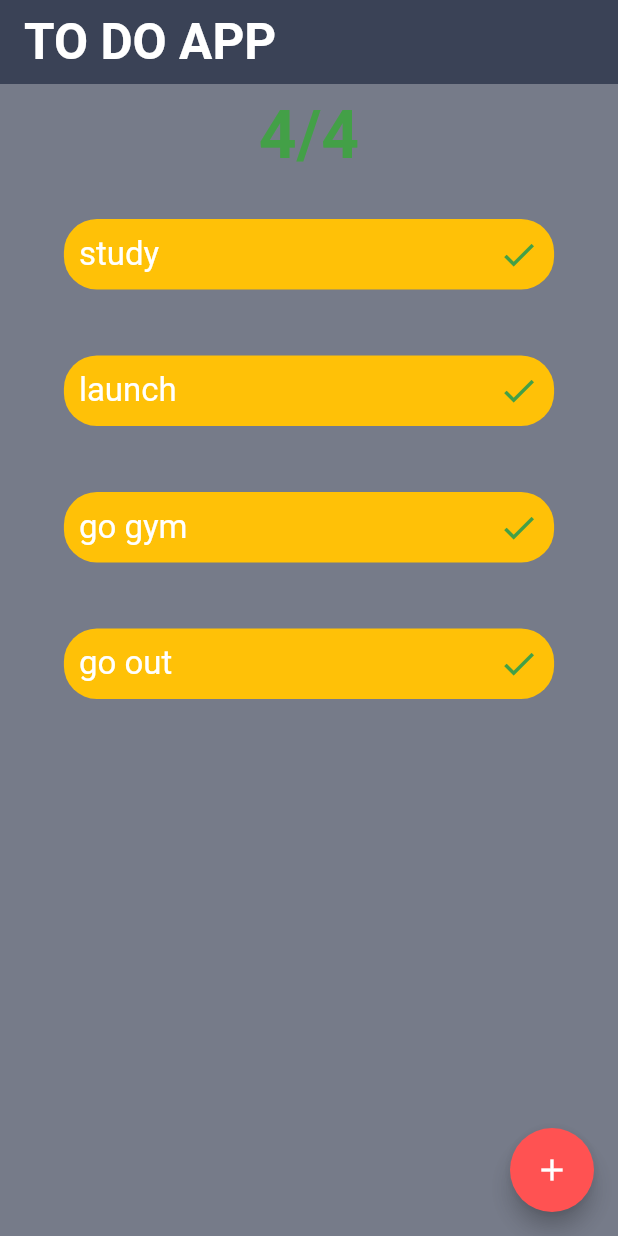
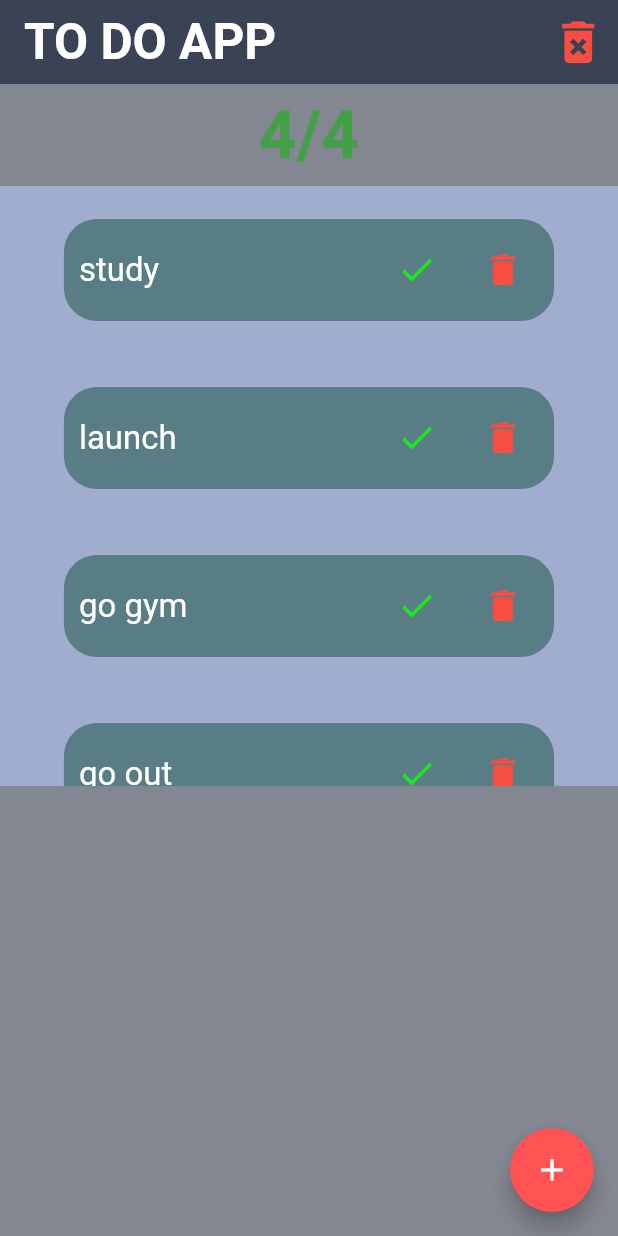
Before and after one commit to mohamedkhaled3/ToDoList_App, a Flutter app: the screen it shows after launch, on a phone screen of 412 x 824 dp. Run offline on Flutter 3.47's test engine with Material 2 defaults, Android fonts, the phone set to English and light mode, and no system bars.

Commit message:
Delete Task On Click

```diff
--- a/lib/main.dart
+++ b/lib/main.dart
@@ -27,11 +27,11 @@ class Handle extends StatefulWidget {
 
 class Task {
   String title;
-  bool stutus;
+  bool status;
 
   Task({
     required this.title,
-    required this.stutus,
+    required this.status,
   });
 }
 
@@ -40,16 +40,33 @@ class _HandleState extends State<Handle> {
   final myControler = TextEditingController();
 
   List all_tasks = [
-    Task(title: "study", stutus: true),
-    Task(title: "launch", stutus: true),
-    Task(title: "go gym", stutus: true),
-    Task(title: "go out", stutus: true),
+    Task(title: "study", status: true),
+    Task(title: "launch", status: true),
+    Task(title: "go gym", status: true),
+    Task(title: "go out", status: true),
   ];
+  deleteAll() {
+    setState(() {
+      all_tasks.removeRange(0, all_tasks.length);
+    });
+  }
+
+  delete(int index) {
+    setState(() {
+      all_tasks.remove(all_tasks[index]);
+    });
+  }
+
+  changeState(int index) {
+    setState(() {
+      all_tasks[index].status = !all_tasks[index].status;
+    });
+  }
 
   void addNewTask() {
     setState(() {
       all_tasks.add(
-        Task(title: myControler.text, stutus: false),
+        Task(title: myControler.text, status: false),
       );
     });
   }
@@ -58,18 +75,19 @@ class _HandleState extends State<Handle> {
     int completeTasks = 0;
 
     all_tasks.forEach((item) {
-      if (item.stutus) {
+      if (item.status) {
         completeTasks++;
       }
     });
 
     return completeTasks;
   }
+
   ///////////////////////////////////////////////flutter
   @override
   Widget build(BuildContext context) {
     return Scaffold(
-      backgroundColor: Color.fromRGBO(58, 66, 86, 0.7),
+      backgroundColor: Color.fromARGB(174, 73, 79, 94),
       floatingActionButton: FloatingActionButton(
         onPressed: () {
           showDialog(
@@ -118,6 +136,16 @@ class _HandleState extends State<Handle> {
         backgroundColor: Colors.redAccent,
       ),
       appBar: AppBar(
+        actions: [
+          IconButton(
+            onPressed: () {
+              deleteAll();
+            },
+            icon: Icon(Icons.delete_forever),
+            iconSize: 37,
+            color: Color.fromARGB(255, 248, 78, 66),
+          )
+        ],
         elevation: 0, // shadow
         backgroundColor: Color.fromRGBO(58, 66, 86, 1),
         title: Text(
@@ -131,15 +159,26 @@ class _HandleState extends State<Handle> {
         child: Column(
           children: [
             ToDoCounter(
-                calculateCompleteTasksFunction: calculateCompleteTasks(),
-                all_tasks_length: all_tasks.length,
-                ),
+              calculateCompleteTasksFunction: calculateCompleteTasks(),
+              all_tasks_length: all_tasks.length,
+            ),
             // text is var.
-            ...all_tasks.map((item) => ToDoCard(
-                  text: item.title,
-                  doOrNot: item.stutus,
-                  // all_tasks_length : all_tasks.length ,
-                ))
+            Container(
+              height: 400,
+              color: Color.fromARGB(175, 174, 191, 236),
+              child: ListView.builder(
+                  itemCount: all_tasks.length,
+                  itemBuilder: (BuildContext context, int index) {
+                    return ToDoCard(
+                      text: all_tasks[index].title,
+                      doOrNot: all_tasks[index].status,
+                      changeState: changeState,
+                      index: index,
+                      delete: delete,
+                      // all_tasks_length : all_tasks.length ,
+                    );
+                  }),
+            )
           ],
         ),
       ),
@@ -150,6 +189,6 @@ class _HandleState extends State<Handle> {
             // old
             // ...all_tasks.map((item) => ToDoCard(
             //       text: item.title,
-            //       doOrNot: item.stutus,
+            //       doOrNot: item.status,
             //       // all_tasks_length : all_tasks.length ,
             //     )
--- a/lib/widgets/toDoCard.dart
+++ b/lib/widgets/toDoCard.dart
@@ -3,20 +3,31 @@ import 'package:flutter/material.dart';
 class ToDoCard extends StatelessWidget {
   String text;
   bool doOrNot;
+  Function changeState;
+  int index;
+  Function delete;
+
 
   ToDoCard({
     required this.text,
     required this.doOrNot,
+    required this.changeState,
+    required this.index,
+    required this.delete,
   });
 
   @override
   Widget build(BuildContext context) {
-    return  FractionallySizedBox(
+    return GestureDetector(
+      onTap: () {
+        changeState(index);
+      },
+      child: FractionallySizedBox(
         widthFactor: 0.9,
         child: Container(
             decoration: BoxDecoration(
               borderRadius: BorderRadius.circular(22),
-                color: Colors.amber,
+              color: Color.fromARGB(255, 88, 125, 132),
             ),
             padding: EdgeInsets.all(10),
             margin: EdgeInsets.all(22),
@@ -30,18 +41,35 @@ class ToDoCard extends StatelessWidget {
 
                 // SizedBox( width: 100, ),
 
+                Row(
+                  children: [
                     Icon(
                       // Icons.close
                       //  color: Colors.red,
                       //condition ? If-True : If-False
                       doOrNot ? Icons.check : Icons.close,
-                    color: doOrNot ? Colors.green[600] : Colors.red,
+                      color: doOrNot
+                          ? Color.fromARGB(255, 32, 227, 42)
+                          : Colors.red,
                       size: 27,
+                    ),
+                    SizedBox(
+                      width: 20,
+                    ),
+                    IconButton(
+                      onPressed: () {
+                        delete(index);
+                      },
+                      icon: Icon(Icons.delete),
+                      iconSize: 27,
+                      color: Color.fromARGB(255, 248, 78, 66),
+                    ),
+                  ],
                 ),
               ],
             )),
+      ),
     );
-
   }
 }
 
```
Lines whose indentation alone changed are shown as unchanged.
